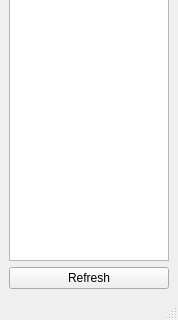
First picture: the form in Interactive/TopPatchesWidget.ui, repository daviddoria/PatchBasedInpainting, before the edit; both pictures show x 0 to 178 and y 497 to 817 of the 178 by 817 pixel window.
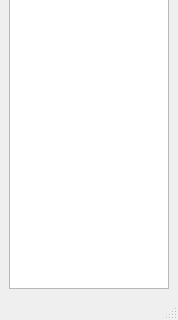
Second picture: the form after the edit.

```diff
--- a/Interactive/TopPatchesWidget.ui
+++ b/Interactive/TopPatchesWidget.ui
@@ -30,13 +30,6 @@
     <item>
      <widget class="QListView" name="listView"/>
     </item>
-    <item>
-     <widget class="QPushButton" name="btnRefresh">
-      <property name="text">
-       <string>Refresh</string>
-      </property>
-     </widget>
-    </item>
    </layout>
   </widget>
   <widget class="QMenuBar" name="menubar">
```
Left out of the diff: 2 changed lines with no effect on the pictures.
